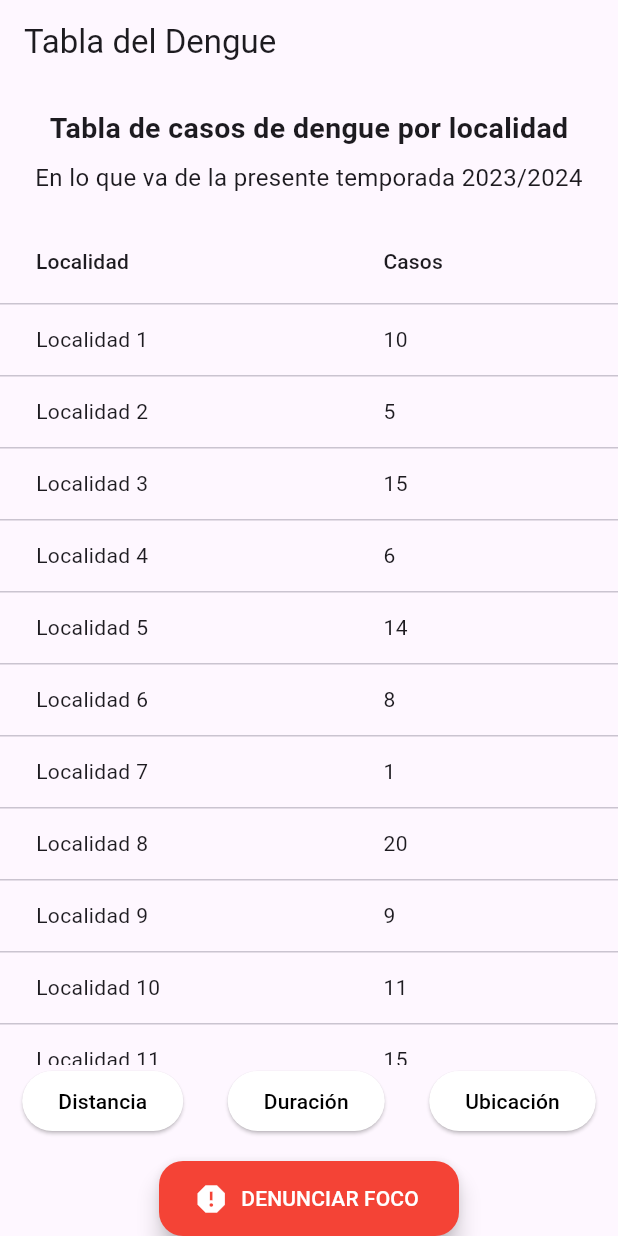
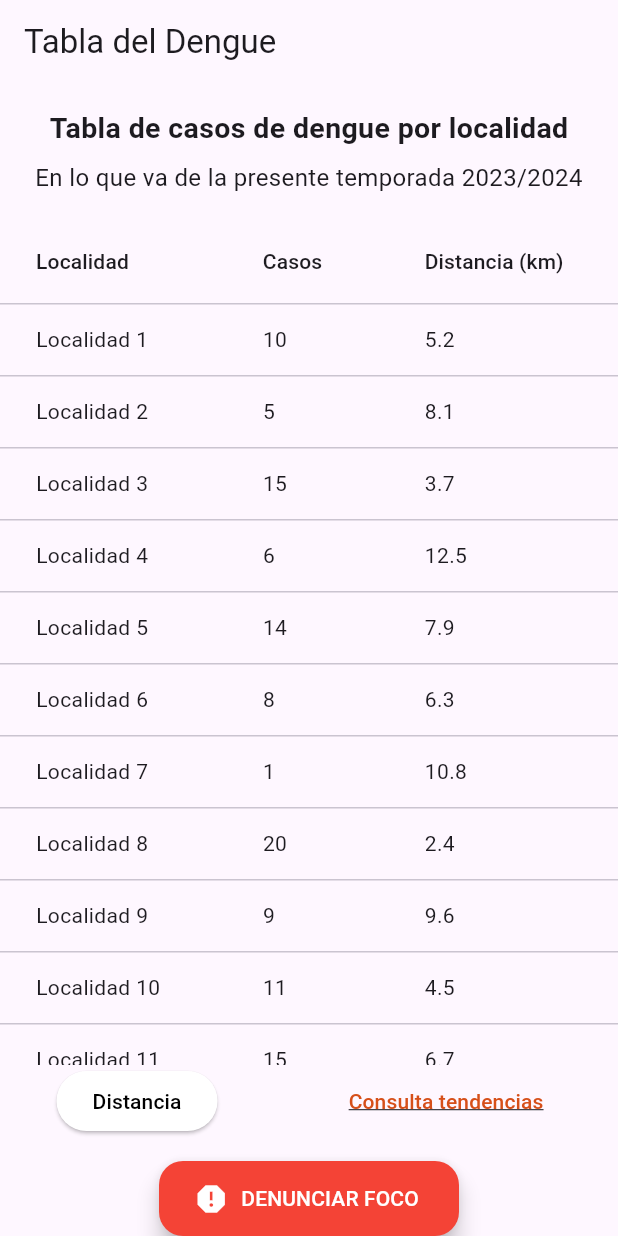
Before and after one commit to Error404Solutions/EpidemiApp, a Flutter app: the screen it shows after launch, on a phone screen of 412 x 824 dp. Run offline on Flutter 3.47's test engine with Material 3 defaults, Android fonts, the phone set to English and light mode, and no system bars; our stand-ins replace carousel_slider.

Commit message:
Ajustes de frontend para pantalla "casos reportados"

```diff
--- a/lib/src/casos_reportados.dart
+++ b/lib/src/casos_reportados.dart
@@ -41,18 +41,18 @@ class PantallaPrincipal extends StatefulWidget {
 
 class _PantallaPrincipalState extends State<PantallaPrincipal> {
   List<Localidad> localidades = [
-    Localidad('Localidad 1', 10),
-    Localidad('Localidad 2', 5),
-    Localidad('Localidad 3', 15),
-    Localidad('Localidad 4', 6),
-    Localidad('Localidad 5', 14),
-    Localidad('Localidad 6', 8),
-    Localidad('Localidad 7', 1),
-    Localidad('Localidad 8', 20),
-    Localidad('Localidad 9', 9),
-    Localidad('Localidad 10', 11),
-    Localidad('Localidad 11', 15),
-    Localidad('Localidad 12', 2),
+    Localidad('Localidad 1', 10, 5.2),
+    Localidad('Localidad 2', 5, 8.1),
+    Localidad('Localidad 3', 15, 3.7),
+    Localidad('Localidad 4', 6, 12.5),
+    Localidad('Localidad 5', 14, 7.9),
+    Localidad('Localidad 6', 8, 6.3),
+    Localidad('Localidad 7', 1, 10.8),
+    Localidad('Localidad 8', 20, 2.4),
+    Localidad('Localidad 9', 9, 9.6),
+    Localidad('Localidad 10', 11, 4.5),
+    Localidad('Localidad 11', 15, 6.7),
+    Localidad('Localidad 12', 2, 11.2),
   ];
 
   @override
@@ -93,6 +93,9 @@ class _PantallaPrincipalState extends State<PantallaPrincipal> {
                   columns: const [
                     DataColumn(label: Text('Localidad')),
                     DataColumn(label: Text('Casos')),
+                    DataColumn(
+                        label: Text(
+                            'Distancia (km)')), // Nueva columna de distancia
                   ],
                   rows: localidades
                       .map(
@@ -100,6 +103,8 @@ class _PantallaPrincipalState extends State<PantallaPrincipal> {
                           cells: [
                             DataCell(Text(localidad.nombre)),
                             DataCell(Text(localidad.casos.toString())),
+                            DataCell(Text(localidad.distancia
+                                .toString())), // Nueva celda de distancia
                           ],
                         ),
                       )
@@ -115,13 +120,17 @@ class _PantallaPrincipalState extends State<PantallaPrincipal> {
                 onPressed: () {},
                 child: const Text('Distancia'),
               ),
-              ElevatedButton(
-                onPressed: () {},
-                child: const Text('Duración'),
-              ),
-              ElevatedButton(
-                onPressed: () {},
-                child: const Text('Ubicación'),
+              TextButton(
+                onPressed: () {
+                  // Navegar a la pantalla de tendencias
+                },
+                child: const Text(
+                  'Consulta tendencias',
+                  style: TextStyle(
+                    color: Color.fromARGB(255, 214, 79, 25),
+                    decoration: TextDecoration.underline,
+                  ),
+                ),
               ),
             ],
           ),
@@ -146,6 +155,7 @@ class _PantallaPrincipalState extends State<PantallaPrincipal> {
 class Localidad {
   final String nombre;
   final int casos;
+  final double distancia;
 
-  Localidad(this.nombre, this.casos);
+  Localidad(this.nombre, this.casos, this.distancia);
 }
```
